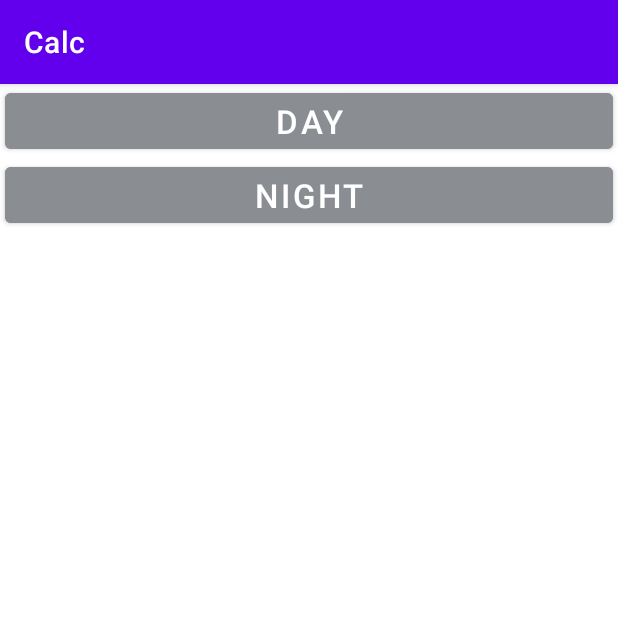
After one commit to Smehotehnik/HWCalc, an Android app: the ChoseActivity screen opened directly, with no data from a screen before it, on a phone screen of 412 x 824 dp, the top half of it. The commit adds this screen. Run offline under Robolectric (Android 15) with nearby library versions, the phone set to English and light mode, and no system bars.

Commit message:
1. Реализована передача данных между Activity.

```diff
--- a/app/src/main/AndroidManifest.xml
+++ b/app/src/main/AndroidManifest.xml
@@ -9,7 +9,8 @@
         android:roundIcon="@mipmap/ic_launcher_round"
         android:supportsRtl="true"
         android:theme="@style/Theme.Calc">
-        <activity android:name=".UI.CalcActivity" >
+        <activity android:name=".UI.ChoseActivity"></activity>
+        <activity android:name=".UI.CalcActivity">
             <intent-filter>
                 <action android:name="android.intent.action.MAIN" />
 
--- /dev/null
+++ b/app/src/main/java/com/r_21/calc/UI/ChoseActivity.java
@@ -0,0 +1,55 @@
+package com.r_21.calc.UI;
+
+import androidx.appcompat.app.AppCompatActivity;
+
+import android.app.Activity;
+import android.content.Context;
+import android.content.Intent;
+import android.os.Bundle;
+import android.view.View;
+
+import com.r_21.calc.R;
+
+public class ChoseActivity extends AppCompatActivity {
+
+    public static final String ARG_THEME_ID = "ARG_THEME_ID";
+
+    public static void show(Activity activity, int themeId) {
+        Intent intent = new Intent(activity, ChoseActivity.class);
+        activity.startActivityForResult(intent, themeId);
+    }
+
+    @Override
+    protected void onCreate(Bundle savedInstanceState) {
+        super.onCreate(savedInstanceState);
+        setContentView(R.layout.activity_chose);
+
+        findViewById(R.id.bt_day_theme).setOnClickListener(new View.OnClickListener() {
+            @Override
+            public void onClick(View v) {
+
+                Intent intent = new Intent();
+                intent.putExtra(ARG_THEME_ID, 1);
+
+                setResult(RESULT_OK, intent);
+
+                finish();
+            }
+        });
+
+        findViewById(R.id.bt_night_theme).setOnClickListener(new View.OnClickListener() {
+            @Override
+            public void onClick(View v) {
+                Intent intent = new Intent();
+                intent.putExtra(ARG_THEME_ID, 2);
+
+                setResult(RESULT_OK, intent);
+
+                finish();
+
+            }
+        });
+    }
+
+
+}
--- /dev/null
+++ b/app/src/main/res/layout/activity_chose.xml
@@ -0,0 +1,30 @@
+<?xml version="1.0" encoding="utf-8"?>
+<androidx.constraintlayout.widget.ConstraintLayout xmlns:android="http://schemas.android.com/apk/res/android"
+    xmlns:app="http://schemas.android.com/apk/res-auto"
+    xmlns:tools="http://schemas.android.com/tools"
+    android:layout_width="match_parent"
+    android:layout_height="match_parent"
+    tools:context=".UI.ChoseActivity">
+
+    <LinearLayout
+        android:layout_width="match_parent"
+        android:layout_height="match_parent"
+        android:orientation="vertical">
+
+        <com.google.android.material.button.MaterialButton
+            android:id="@+id/bt_day_theme"
+            style="@style/bt_chose_theme_style"
+            android:layout_width="match_parent"
+            android:layout_height="wrap_content"
+            android:text="@string/day" />
+
+        <com.google.android.material.button.MaterialButton
+            android:id="@+id/bt_night_theme"
+            style="@style/bt_chose_theme_style"
+            android:layout_width="match_parent"
+            android:layout_height="wrap_content"
+            android:text="@string/night" />
+
+    </LinearLayout>
+
+</androidx.constraintlayout.widget.ConstraintLayout>
--- a/app/src/main/res/values-land/calc_style.xml
+++ b/app/src/main/res/values-land/calc_style.xml
@@ -22,5 +22,18 @@
         <item name="android:textSize">@dimen/bt_text_size_land</item>
     </style>
 
+    <style name="bt_theme_style" parent="Widget.MaterialComponents.Button">
+        <item name="android:layout_marginRight">@dimen/horizontal_margin</item>
+        <item name="android:layout_marginLeft">@dimen/horizontal_margin</item>
+        <item name="android:backgroundTint">@color/light_gray</item>
+        <item name="android:textSize">@dimen/theme_text_size</item>
+    </style>
+
+    <style name="bt_chose_theme_style" parent="Widget.MaterialComponents.Button">
+        <item name="android:layout_marginRight">@dimen/horizontal_margin</item>
+        <item name="android:layout_marginLeft">@dimen/horizontal_margin</item>
+        <item name="android:backgroundTint">@color/light_gray</item>
+        <item name="android:textSize">@dimen/bt_text_size</item>
+    </style>
 
 </resources>
--- a/app/src/main/res/values-port/calc_style.xml
+++ b/app/src/main/res/values-port/calc_style.xml
@@ -26,6 +26,14 @@
         <item name="android:layout_marginRight">@dimen/horizontal_margin</item>
         <item name="android:layout_marginLeft">@dimen/horizontal_margin</item>
         <item name="android:backgroundTint">@color/light_gray</item>
-        <item name="android:textSize">@dimen/theme_text_size</item>
+        <item name="android:textSize">@dimen/bt_text_size</item>
     </style>
+
+    <style name="bt_chose_theme_style" parent="Widget.MaterialComponents.Button">
+        <item name="android:layout_marginRight">@dimen/horizontal_margin</item>
+        <item name="android:layout_marginLeft">@dimen/horizontal_margin</item>
+        <item name="android:backgroundTint">@color/light_gray</item>
+        <item name="android:textSize">@dimen/bt_text_size</item>
+    </style>
+
 </resources>
--- a/app/src/main/res/values/strings.xml
+++ b/app/src/main/res/values/strings.xml
@@ -24,5 +24,5 @@
     <string name="strBtClear">C</string>
     <string name="day">day</string>
     <string name="night">night</string>
-    <string name="theme">тема</string>
+    <string name="theme">theme</string>
 </resources>
```
Also changed, not shown: app/src/main/java/com/r_21/calc/UI/CalcActivity.java (+26 -0 lines).
